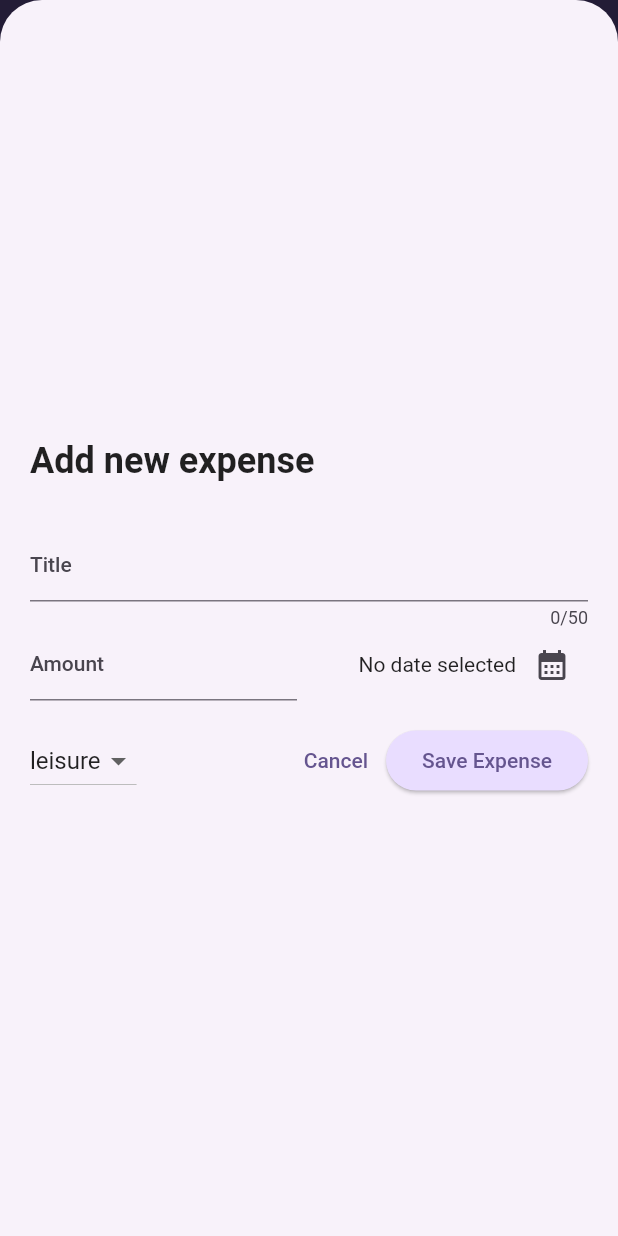
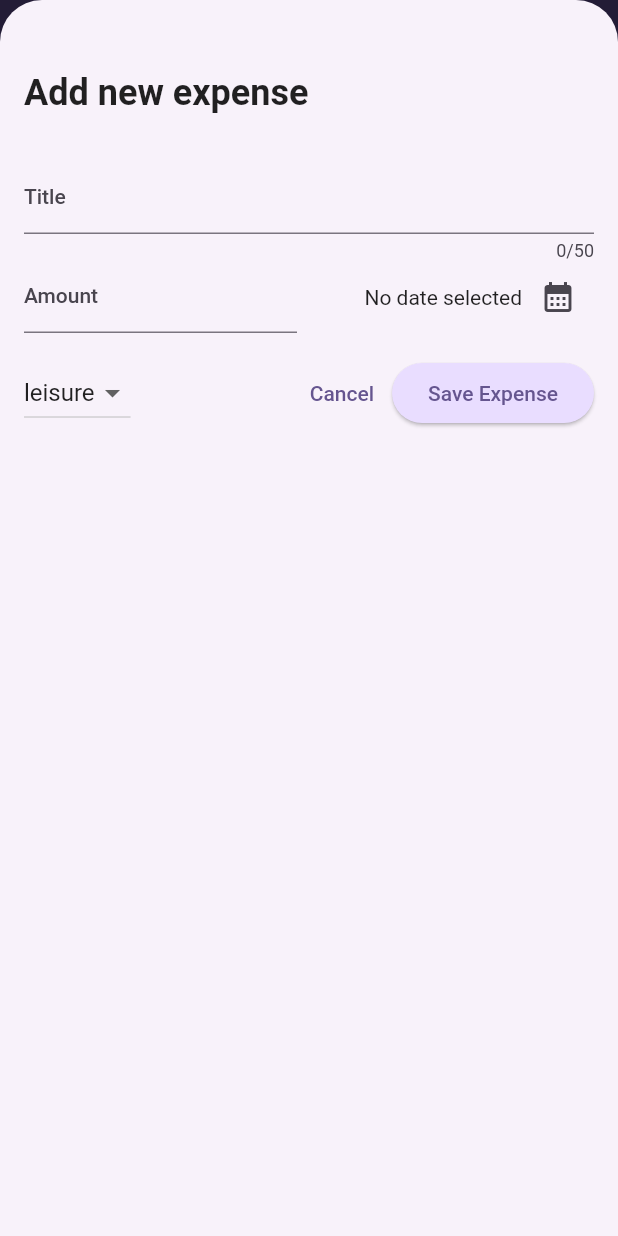
Before and after one commit to Qloozen/flutter-apps, a Flutter app: the screen it shows after launch, after a tap on the "add" icon, on a phone screen of 412 x 824 dp. Run offline on Flutter 3.47's test engine with Material 2 defaults, Android fonts, the phone set to English and light mode, and no system bars; our stand-ins replace google_fonts.

Commit message:
added layoutbuilder for the form

```diff
--- a/expense_tracker/lib/main.dart
+++ b/expense_tracker/lib/main.dart
@@ -1,5 +1,6 @@
 import 'package:expense_tracker/widgets/expenses.dart';
 import 'package:flutter/material.dart';
+// import 'package:flutter/services.dart';
 
 var kColorScheme = ColorScheme.fromSeed(
   seedColor: const Color.fromARGB(255, 96, 59, 181),
@@ -11,6 +12,9 @@ var kDarkColorScheme = ColorScheme.fromSeed(
 );
 
 void main() {
+  // SystemChrome.setPreferredOrientations([
+  //   DeviceOrientation.portraitUp,
+  // ]);
   runApp(
     MaterialApp(
       themeMode: ThemeMode.system,
--- a/expense_tracker/lib/widgets/expenses.dart
+++ b/expense_tracker/lib/widgets/expenses.dart
@@ -63,6 +63,7 @@ class _ExpensesState extends State<Expenses> {
 
   void _openAddExpenseOverlay() {
     showModalBottomSheet(
+      useSafeArea: true,
       isScrollControlled: true,
       context: context,
       builder: (ctx) => NewExpense(_addExpense),
@@ -71,6 +72,7 @@ class _ExpensesState extends State<Expenses> {
 
   @override
   Widget build(BuildContext context) {
+    final width = MediaQuery.of(context).size.width;
     Widget mainContent = const Center(child: Text("No expenses found"));
 
     if (_registeredExpenses.isNotEmpty) {
@@ -87,12 +89,19 @@ class _ExpensesState extends State<Expenses> {
           ),
         ],
       ),
-      body: Column(
-        children: [
-          Chart(expenses: _registeredExpenses),
-          Expanded(child: mainContent),
-        ],
-      ),
+      body: width < 600
+          ? Column(
+              children: [
+                Chart(expenses: _registeredExpenses),
+                Expanded(child: mainContent),
+              ],
+            )
+          : Row(
+              children: [
+                Expanded(child: Chart(expenses: _registeredExpenses)),
+                Expanded(child: mainContent),
+              ],
+            ),
     );
   }
 }
--- a/expense_tracker/lib/widgets/new_expense.dart
+++ b/expense_tracker/lib/widgets/new_expense.dart
@@ -69,11 +69,18 @@ class _NewExpenseState extends State<NewExpense> {
 
   @override
   Widget build(BuildContext context) {
-    return Center(
+    final keyboardSpace = MediaQuery.of(context).viewInsets.bottom;
+
+    return LayoutBuilder(builder: (ctx, constraints) {
+      final width = constraints.maxWidth;
+
+      return SizedBox(
+        height: double.infinity,
+        child: SingleChildScrollView(
           child: Padding(
-        padding: const EdgeInsets.symmetric(horizontal: 20),
+            padding: EdgeInsets.fromLTRB(16, 48, 16, keyboardSpace + 16),
             child: Column(
-          mainAxisSize: MainAxisSize.min,
+              mainAxisSize: MainAxisSize.max,
               crossAxisAlignment: CrossAxisAlignment.stretch,
               children: [
                 const Text(
@@ -83,6 +90,33 @@ class _NewExpenseState extends State<NewExpense> {
                 const SizedBox(
                   height: 32,
                 ),
+                if (width >= 600)
+                  Row(
+                    crossAxisAlignment: CrossAxisAlignment.start,
+                    children: [
+                      Expanded(
+                        child: TextField(
+                          controller: _titleController,
+                          maxLength: 50,
+                          decoration: const InputDecoration(
+                            label: Text("Title"),
+                          ),
+                        ),
+                      ),
+                      const SizedBox(width: 24),
+                      Expanded(
+                        child: TextField(
+                          controller: _amountController,
+                          keyboardType: TextInputType.number,
+                          decoration: const InputDecoration(
+                            prefixText: "\$ ",
+                            label: Text("Amount"),
+                          ),
+                        ),
+                      ),
+                    ],
+                  )
+                else
                   TextField(
                     controller: _titleController,
                     maxLength: 50,
@@ -155,6 +189,8 @@ class _NewExpenseState extends State<NewExpense> {
               ],
             ),
           ),
+        ),
       );
+    });
   }
 }
```
Lines whose indentation alone changed are shown as unchanged.
